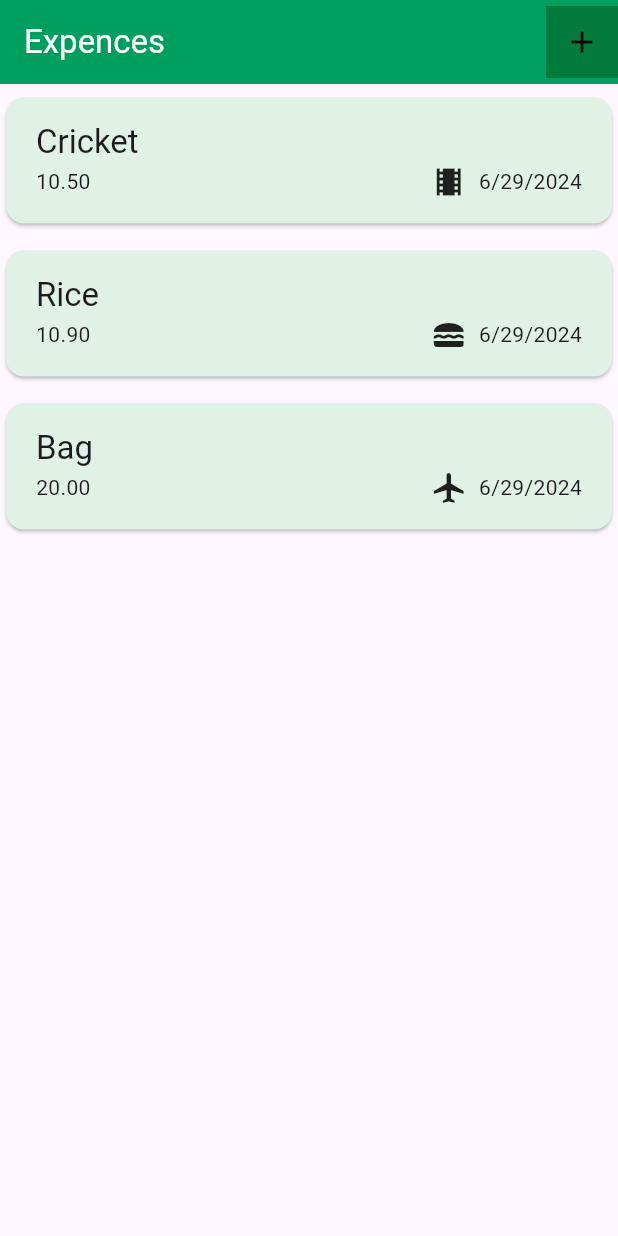
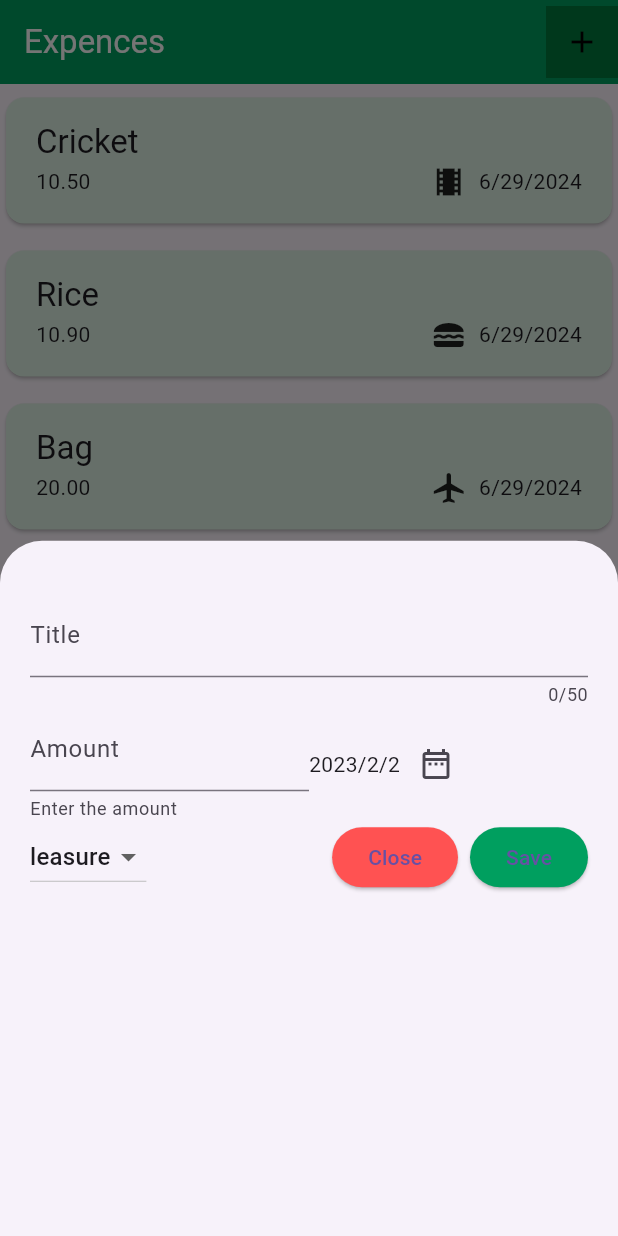
Before and after one commit to ushan-Tharuka/expense-tracker, a Flutter app: the screen it shows after launch, after a tap on the "add" icon, on a phone screen of 412 x 824 dp. Run offline on Flutter 3.47's test engine with Material 3 defaults, Android fonts, the phone set to English and light mode, and no system bars.

Commit message:
add new expences

```diff
--- a/lib/pages/expences.dart
+++ b/lib/pages/expences.dart
@@ -1,5 +1,6 @@
 import 'package:flutter/material.dart';
 import 'package:flutter_advance/models/expence.dart';
+import 'package:flutter_advance/widgets/add_new_expence.dart';
 import 'package:flutter_advance/widgets/expence_list.dart';
 
 class Expences extends StatefulWidget {
@@ -28,6 +29,16 @@ class _ExpencesState extends State<Expences> {
         title: "Bag",
         category: Category.travel),
   ];
+
+  //funtion to open a modal overly
+  void _openAddExpencesOverlay() {
+    showModalBottomSheet(
+        context: context,
+        builder: (context) {
+          return AddNewExpence();
+        });
+  }
+
   @override
   Widget build(BuildContext context) {
     return Scaffold(
@@ -42,7 +53,7 @@ class _ExpencesState extends State<Expences> {
           Container(
             color: Color.fromARGB(255, 0, 123, 60),
             child: IconButton(
-                onPressed: () {},
+                onPressed: _openAddExpencesOverlay,
                 icon: const Icon(
                   Icons.add,
                   color: Colors.black,
--- /dev/null
+++ b/lib/widgets/add_new_expence.dart
@@ -0,0 +1,119 @@
+import 'package:flutter/material.dart';
+import 'package:flutter_advance/models/expence.dart';
+
+class AddNewExpence extends StatefulWidget {
+  const AddNewExpence({super.key});
+
+  @override
+  State<AddNewExpence> createState() => _AddNewExpenceState();
+}
+
+class _AddNewExpenceState extends State<AddNewExpence> {
+  //controller
+  final _titleController = TextEditingController();
+
+  final _amountController = TextEditingController();
+
+  Category _selectedCategory = Category.leasure;
+
+  //remove unwant for clean memmory space
+  @override
+  void dispose() {
+    super.dispose();
+    _titleController.dispose();
+    _amountController.dispose();
+  }
+
+  @override
+  Widget build(BuildContext context) {
+    return Padding(
+      padding: const EdgeInsets.all(20.0),
+      child: Column(
+        children: [
+          const SizedBox(
+            height: 15,
+          ),
+          TextField(
+            controller: _titleController,
+            decoration: const InputDecoration(
+              hintText: "Add new expence title",
+              label: Text("Title"),
+            ),
+            keyboardType: TextInputType.text,
+            maxLength: 50,
+          ),
+          Row(
+            children: [
+              Expanded(
+                child: TextField(
+                  controller: _amountController,
+                  decoration: const InputDecoration(
+                    helperText: "Enter the amount",
+                    label: Text("Amount"),
+                  ),
+                  keyboardType: TextInputType.number,
+                ),
+              ),
+              //add date picker
+              Expanded(
+                child: Row(
+                  children: [
+                    Text("2023/2/2"),
+                    IconButton(
+                      onPressed: () {},
+                      icon: const Icon(Icons.date_range_outlined),
+                    ),
+                  ],
+                ),
+              ),
+            ],
+          ),
+          Row(
+            children: [
+              DropdownButton(
+                value: _selectedCategory,
+                items: Category.values
+                    .map(
+                      (category) => DropdownMenuItem(
+                        value: category,
+                        child: Text(category.name),
+                      ),
+                    )
+                    .toList(),
+                onChanged: (value) {
+                  setState(() {
+                    _selectedCategory = value!;
+                  });
+                },
+              ),
+              Expanded(
+                  child: Row(
+                    mainAxisAlignment: MainAxisAlignment.end,
+                children: [
+                  //close the model button
+                  ElevatedButton(
+                    onPressed: () {},
+                    style: const ButtonStyle(
+                      backgroundColor: MaterialStatePropertyAll(Colors.redAccent),
+                    ),
+                    child: const Text("Close"),
+                  ),
+                  SizedBox(width: 8,),
+                  ElevatedButton(
+                    onPressed: () {},
+                    style: const ButtonStyle(
+                      backgroundColor: MaterialStatePropertyAll(Color.fromARGB(255, 0, 159, 95)),
+                    ),
+                    child: const Text("Save"),
+                  ),
+
+                  //save data and close model button
+                ],
+              ))
+            ],
+          )
+        ],
+      ),
+    );
+  }
+}
```
